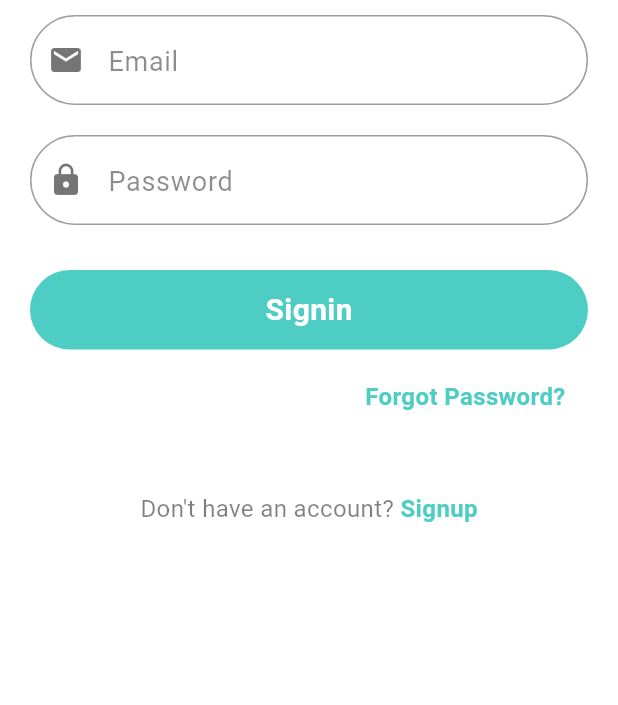
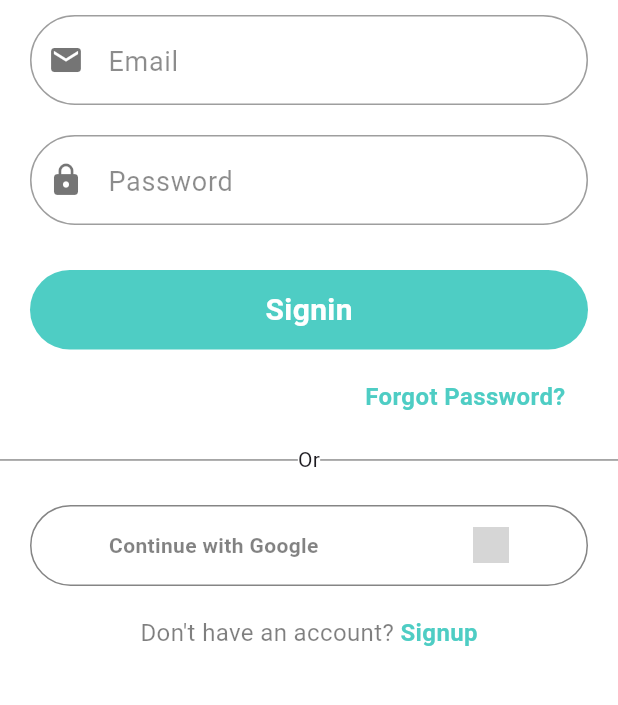
Before and after one commit to ChathraNavoda/Mentro, a Flutter app: the screen it shows after launch, on a phone screen of 412 x 824 dp, the part 334-1039 px from its top. Run offline on Flutter 3.47's test engine with Material 3 defaults, Android fonts, the light colour scheme and no system bars; our stand-ins replace cloud_firestore, firebase_auth, firebase_core; accounts and stored records are empty; network calls fail; grey boxes are pictures that could not be loaded.

Commit message:
google sign in button

```diff
--- a/lib/presentation/screens/auth/login_screen.dart
+++ b/lib/presentation/screens/auth/login_screen.dart
@@ -79,7 +79,95 @@ class _LoginScreenState extends State<LoginScreen> {
                 text: 'Signin',
               ),
               ForgotPassword(),
-              SizedBox(height: height / 16),
+              SizedBox(height: height / 40),
+              Row(
+                children: [
+                  Expanded(
+                    child: Container(
+                      height: 1,
+                      color: const Color.fromARGB(111, 0, 0, 0),
+                    ),
+                  ),
+                  Text('Or'),
+                  Expanded(
+                    child: Container(
+                      height: 1,
+                      color: const Color.fromARGB(111, 0, 0, 0),
+                    ),
+                  ),
+                ],
+              ),
+              // Padding(
+              //   padding: const EdgeInsets.all(20.0),
+              //   child: OutlinedButton(
+              //     onPressed: () {},
+              //     style: OutlinedButton.styleFrom(
+              //       backgroundColor: Colors.white,
+              //       side:
+              //           const BorderSide(color: Colors.black), // Black outline
+              //       shape: RoundedRectangleBorder(
+              //         borderRadius:
+              //             BorderRadius.circular(20), // Rounded corners
+              //       ),
+              //       padding: const EdgeInsets.symmetric(
+              //         vertical: 18,
+              //         horizontal: 86,
+              //       ),
+              //     ),
+              //     child: Row(
+              //       mainAxisAlignment: MainAxisAlignment.spaceBetween,
+              //       children: [
+              //         Image.network(
+              //           'https://static.vecteezy.com/system/resources/previews/022/613/027/non_2x/google-icon-logo-symbol-free-png.png',
+              //           height: 24,
+              //         ),
+              //         const SizedBox(width: 10),
+              //         const Text(
+              //           'Continue with Google',
+              //           style: TextStyle(
+              //             color: Colors.black,
+              //             fontWeight: FontWeight.w600,
+              //           ),
+              //         ),
+              //       ],
+              //     ),
+              //   ),
+              // ),
+              InkWell(
+                onTap: () {},
+                child: Padding(
+                  padding: const EdgeInsets.all(20.0),
+                  child: Container(
+                    alignment: Alignment.center,
+                    padding: EdgeInsets.symmetric(vertical: 14),
+                    decoration: ShapeDecoration(
+                      shape: RoundedRectangleBorder(
+                        borderRadius: BorderRadius.circular(30),
+                        side: const BorderSide(
+                          color: Color.fromARGB(122, 0, 0, 0),
+                        ),
+                      ),
+                      color: Colors.white,
+                    ),
+                    child: Row(
+                      mainAxisAlignment: MainAxisAlignment.spaceAround,
+                      children: [
+                        const Text(
+                          'Continue with Google',
+                          style: TextStyle(
+                            color: Color.fromARGB(125, 0, 0, 0),
+                            fontWeight: FontWeight.w600,
+                          ),
+                        ),
+                        Image.network(
+                          'https://static.vecteezy.com/system/resources/previews/022/613/027/non_2x/google-icon-logo-symbol-free-png.png',
+                          height: 24,
+                        ),
+                      ],
+                    ),
+                  ),
+                ),
+              ),
               Row(
                 mainAxisAlignment: MainAxisAlignment.center,
                 children: [
```
